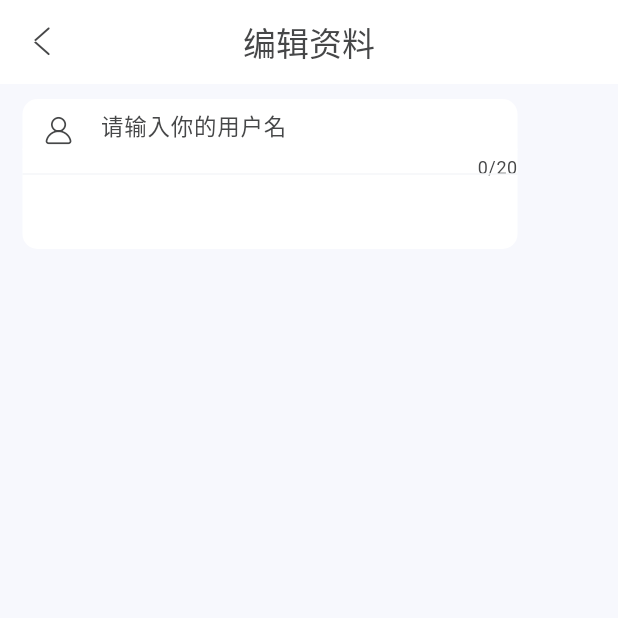
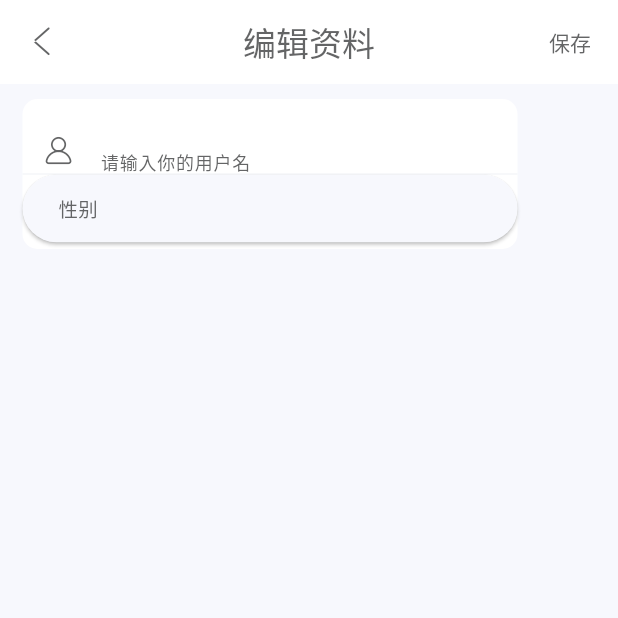
Before and after one commit to Babie-Supn/social_platform, a Flutter app: the screen it shows after launch, in the side drawer, after a tap on "个人信息", on a phone screen of 412 x 824 dp, the top half of it. Run offline on Flutter 3.47's test engine with Material 3 defaults, Android fonts, the phone set to English and light mode, and no system bars; our stand-ins replace chewie, video_player; network calls fail.

Commit message:
资料编辑页初步制作，以及一些样式修改

```diff
--- a/lib/pages/user_info_page.dart
+++ b/lib/pages/user_info_page.dart
@@ -1,5 +1,6 @@
 import 'package:flutter/material.dart';
 import 'package:social_platform/pages/tabs_page.dart';
+import 'package:social_platform/widgets/simple_list_dialog_widget.dart';
 import '../fonts/social_platform_icon.dart';
 
 class UserInfoPage extends StatefulWidget {
@@ -31,6 +32,18 @@ class _UserInfoPageState extends State<UserInfoPage> {
         title: const Text("编辑资料"),
         centerTitle: true,
         backgroundColor: Theme.of(context).colorScheme.onBackground,
+        //按钮在这了，靠你了^_^
+        //
+        //
+        actions: [
+          TextButton(
+              onPressed: () {},
+              child: Text(
+                "保存",
+                style:
+                    TextStyle(color: Theme.of(context).colorScheme.onSurface),
+              )),
+        ],
       ),
       body: ListView(
         children: [
@@ -48,29 +61,41 @@ class _UserInfoPageState extends State<UserInfoPage> {
                   width: 330,
                   decoration: BoxDecoration(
                     color: Theme.of(context).colorScheme.onBackground,
-                      borderRadius: BorderRadius.circular(10)),
+                    borderRadius: BorderRadius.circular(10),
+                  ),
                   child: Column(
                     children: [
-                      Container(
-                        padding: const EdgeInsets.fromLTRB(0, 10, 0, 0),
+                      SizedBox(
                         height: 50,
+                        child: Padding(
+                          padding: const EdgeInsets.fromLTRB(0, 20, 0, 0),
+                          //这里输入用户名了，需要持久化
+                          //不过那个提交按钮需要吗，我写一个保存按钮，但我不知道怎么实现功能，靠你了^_^
+                          //
+                          //
                           child: TextField(
                             style: const TextStyle(
                                 fontSize: 15, overflow: TextOverflow.clip),
-                          maxLength: 20,
                             controller: _unameController,
                             keyboardType: TextInputType.text,
                             decoration: const InputDecoration(
+                              border: InputBorder.none,
+                              hintStyle: TextStyle(fontSize: 12),
                               prefixIcon: Icon(SocialPlatformIcon.user),
                               hintText: "请输入你的用户名",
                             ),
                             textAlign: TextAlign.left,
                           ),
                         ),
+                      ),
                       Divider(
                         color: Theme.of(context).colorScheme.background,
                         height: 0.5,
-                      )
+                      ),
+                      const SizedBox(
+                        height: 45,
+                        child: SimpleListDialogWidget(),
+                      ),
                     ],
                   ),
                 ),
--- a/lib/theme/theme_data.dart
+++ b/lib/theme/theme_data.dart
@@ -12,7 +12,7 @@ const lightColorScheme = ColorScheme(
     background: Color(0xFFF4F6F9), //主要容器背景色
     onBackground: Color.fromARGB(255, 255, 255, 255),
     surface: Color(0xFFF7F8FD), //标题栏和卡片背景颜色
-    onSurface: Color(0xFF464748)); //最基础字体色
+    onSurface: Color.fromARGB(213, 70, 71, 72)); //最基础字体色
 
 //暗色主题  Color.fromARGB(206, 254, 123, 191)
 const darkColorScheme = ColorScheme(
--- /dev/null
+++ b/lib/widgets/simple_list_dialog_widget.dart
@@ -0,0 +1,78 @@
+// ignore_for_file: avoid_print
+
+import 'package:flutter/material.dart';
+
+class SimpleListDialogWidget extends StatefulWidget {
+  const SimpleListDialogWidget({super.key});
+
+  @override
+  State<SimpleListDialogWidget> createState() => _SimpleListDialogWidgetState();
+}
+
+class _SimpleListDialogWidgetState extends State<SimpleListDialogWidget> {
+  void _simpleDialog() async {
+    var result = await showDialog(
+        context: context,
+        builder: (context) {
+          return SimpleDialog(
+            alignment: Alignment.bottomCenter,
+            title: const Text(
+              "请选择性别",
+              style: TextStyle(fontSize: 15),
+            ),
+            surfaceTintColor: Theme.of(context).colorScheme.background,
+            titlePadding: const EdgeInsets.fromLTRB(100, 10, 0, 0),
+            contentPadding: const EdgeInsets.symmetric(horizontal: 100),
+            children: [
+              SimpleDialogOption(
+                onPressed: () {
+                  Navigator.pop(context, "女");
+                },
+                child: const Text("女"),
+              ),
+              Divider(
+                height: 0.5,
+                color: Theme.of(context).colorScheme.onBackground,
+              ),
+              SimpleDialogOption(
+                onPressed: () {
+                  Navigator.pop(context, "男");
+                },
+                child: const Text("男"),
+              )
+            ],
+          );
+        });
+    print(result);
+  }
+
+  @override
+  Widget build(BuildContext context) {
+    return ElevatedButton(
+      onPressed: () {
+        _simpleDialog();
+      },
+      //隆子，这里ElevatedButton的样式怎么去掉呀，太丑了 ^_^
+      // 我给他设置一下圆角边框,又有类报错 T_T,靠你了
+      //
+      // style: const ButtonStyle(
+      //   shape: RoundedRectangleBorder(borderRadius: BorderRadius.circular(10))),
+      child: Row(
+        children: [
+          Text(
+            "性别",
+            style: TextStyle(
+                color: Theme.of(context).colorScheme.onSurface, fontSize: 13),
+          ),
+          const SizedBox(
+            width: 10,
+          )
+          //隆子，这里请帮帮我加一个可以显示性别选择后结果显示的文本,要持久化滴
+          //
+          //
+          //
+        ],
+      ),
+    );
+  }
+}
```
Lines whose indentation alone changed are shown as unchanged.
